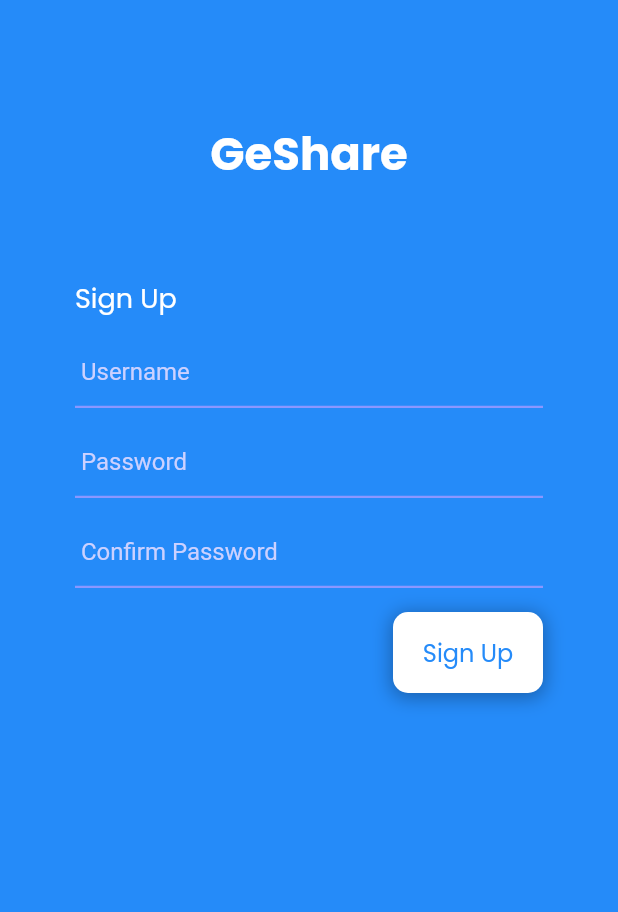
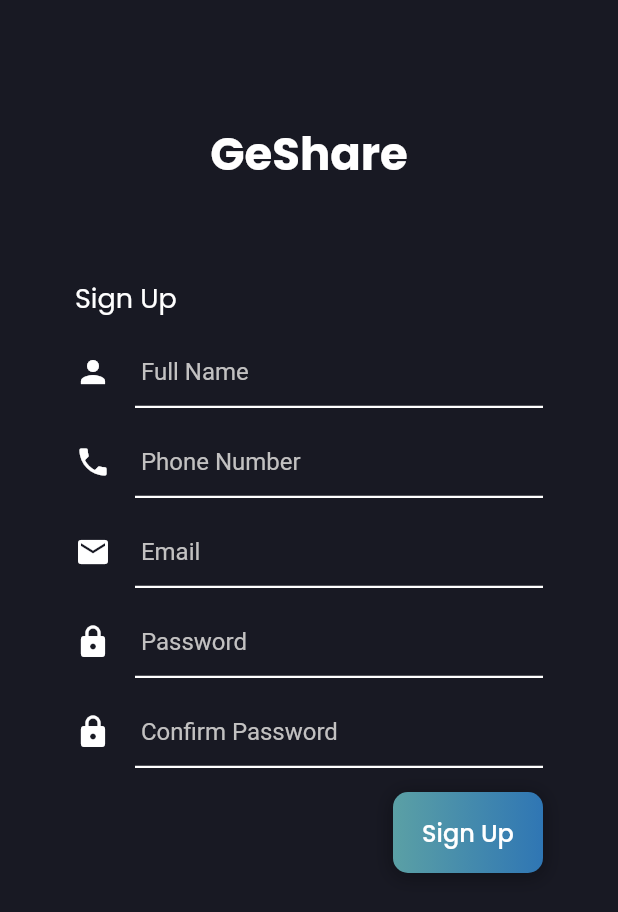
Before and after one commit to F-Pawamatra/GeShare, a Flutter app: the screen it shows after launch, after a tap on "Sign Up", on a phone screen of 412 x 824 dp. Shown: the top 912 px of the screen. Run offline on Flutter 3.47's test engine with Material 2 defaults, Android fonts, the phone set to English and light mode, and no system bars; our stand-ins replace google_fonts.

Commit message:
mengubah tampilan login dan register

```diff
--- a/lib/constants/const_color.dart
+++ b/lib/constants/const_color.dart
@@ -1,9 +1,10 @@
-
 import 'package:flutter/material.dart';
 
 class ColorPalette {
-  static const primaryColor = Color(0xff258BF9);
+  static const primaryColor = Color(0xff181923);
+  static const gradientLeft = Color(0xff5ba0a5);
+  static const gradientRight = Color(0xff2f76b4);
   static const primaryDarkColor = Color(0xff607Cbf);
-  static const underlineTextField = Color(0xff8b97ff);
-  static const hintColor = Color(0xffccd1ff);
+  static const underlineTextField = Color(0xffffffff);
+  static const hintColor = Color(0xffC2C1C1);
 }
--- a/lib/screens/login_view.dart
+++ b/lib/screens/login_view.dart
@@ -188,16 +188,23 @@ class LoginPage extends StatelessWidget {
             padding: EdgeInsets.symmetric(vertical: 15.0),
             width: double.infinity,
             child: Text(
-              'Login',
+              'Sign in',
               style: GoogleFonts.poppins(
-                  color: ColorPalette.primaryColor,
+                  color: Colors.white,
                   fontSize: 16.0,
-                  fontWeight: FontWeight.w400),
+                  fontWeight: FontWeight.w500),
               textAlign: TextAlign.center,
             ),
             decoration: BoxDecoration(
-                color: Colors.white,
-                borderRadius: BorderRadius.circular(30.0),
+              gradient: LinearGradient(
+                begin: Alignment.centerLeft,
+                end: Alignment.centerRight,
+                colors: [
+                  ColorPalette.gradientLeft,
+                  ColorPalette.gradientRight
+                ],
+              ),
+              borderRadius: BorderRadius.circular(10.0),
               boxShadow: [
                 BoxShadow(
                     color: Colors.black.withOpacity(0.3),
@@ -218,7 +225,7 @@ class LoginPage extends StatelessWidget {
             'Dont have an account? ',
             style: GoogleFonts.poppins(
               color: Colors.white,
-              fontWeight: FontWeight.w200,
+              fontWeight: FontWeight.w300,
               fontSize: 16.0,
             ),
           ),
@@ -227,7 +234,8 @@ class LoginPage extends StatelessWidget {
               'Sign Up',
               style: GoogleFonts.poppins(
                 decoration: TextDecoration.underline,
-                color: Colors.white,
+                color: ColorPalette.gradientLeft,
+                fontWeight: FontWeight.w600,
                 fontSize: 16.0,
               ),
             ),
--- a/lib/screens/register_view.dart
+++ b/lib/screens/register_view.dart
@@ -69,6 +69,10 @@ class RegisterPage extends StatelessWidget {
         ),
         TextFormField(
           decoration: const InputDecoration(
+            icon: Icon(
+              Icons.person,
+              color: Colors.white,
+            ),
             border: UnderlineInputBorder(),
             enabledBorder: UnderlineInputBorder(
               borderSide: BorderSide(
@@ -82,7 +86,7 @@ class RegisterPage extends StatelessWidget {
                 width: 3.0,
               ),
             ),
-            hintText: " Username",
+            hintText: " Full Name",
             hintStyle: TextStyle(color: ColorPalette.hintColor),
           ),
           style: TextStyle(color: Colors.white),
@@ -93,6 +97,66 @@ class RegisterPage extends StatelessWidget {
         ),
         TextFormField(
           decoration: const InputDecoration(
+            icon: Icon(
+              Icons.phone,
+              color: Colors.white,
+            ),
+            border: UnderlineInputBorder(),
+            enabledBorder: UnderlineInputBorder(
+              borderSide: BorderSide(
+                color: ColorPalette.underlineTextField,
+                width: 1.5,
+              ),
+            ),
+            focusedBorder: UnderlineInputBorder(
+              borderSide: BorderSide(
+                color: Colors.white,
+                width: 3.0,
+              ),
+            ),
+            hintText: " Phone Number",
+            hintStyle: TextStyle(color: ColorPalette.hintColor),
+          ),
+          style: TextStyle(color: Colors.white),
+          autofocus: false,
+        ),
+        Padding(
+          padding: EdgeInsets.only(top: 12.0),
+        ),
+        TextFormField(
+          decoration: const InputDecoration(
+            icon: Icon(
+              Icons.mail,
+              color: Colors.white,
+            ),
+            border: UnderlineInputBorder(),
+            enabledBorder: UnderlineInputBorder(
+              borderSide: BorderSide(
+                color: ColorPalette.underlineTextField,
+                width: 1.5,
+              ),
+            ),
+            focusedBorder: UnderlineInputBorder(
+              borderSide: BorderSide(
+                color: Colors.white,
+                width: 3.0,
+              ),
+            ),
+            hintText: " Email",
+            hintStyle: TextStyle(color: ColorPalette.hintColor),
+          ),
+          style: TextStyle(color: Colors.white),
+          autofocus: false,
+        ),
+        Padding(
+          padding: EdgeInsets.only(top: 12.0),
+        ),
+        TextFormField(
+          decoration: const InputDecoration(
+            icon: Icon(
+              Icons.lock,
+              color: Colors.white,
+            ),
             border: UnderlineInputBorder(),
             enabledBorder: UnderlineInputBorder(
               borderSide: BorderSide(
@@ -118,6 +182,10 @@ class RegisterPage extends StatelessWidget {
         ),
         TextFormField(
           decoration: const InputDecoration(
+            icon: Icon(
+              Icons.lock,
+              color: Colors.white,
+            ),
             border: UnderlineInputBorder(),
             enabledBorder: UnderlineInputBorder(
               borderSide: BorderSide(
@@ -157,13 +225,20 @@ class RegisterPage extends StatelessWidget {
               child: Text(
                 'Sign Up',
                 style: GoogleFonts.poppins(
-                  color: ColorPalette.primaryColor,
+                  color: Colors.white,
                   fontSize: 16.0,
-                  fontWeight: FontWeight.w400
-                ),
+                  fontWeight: FontWeight.w500),
                 textAlign: TextAlign.center,
               ),
               decoration: BoxDecoration(
+                gradient: LinearGradient(
+                  begin: Alignment.centerLeft,
+                  end: Alignment.centerRight,
+                  colors: [
+                    ColorPalette.gradientLeft,
+                    ColorPalette.gradientRight
+                  ]
+                ),
                 color: Colors.white,
                 borderRadius: BorderRadius.circular(10.0),
                 boxShadow: [
```
Lines whose indentation alone changed are shown as unchanged.
